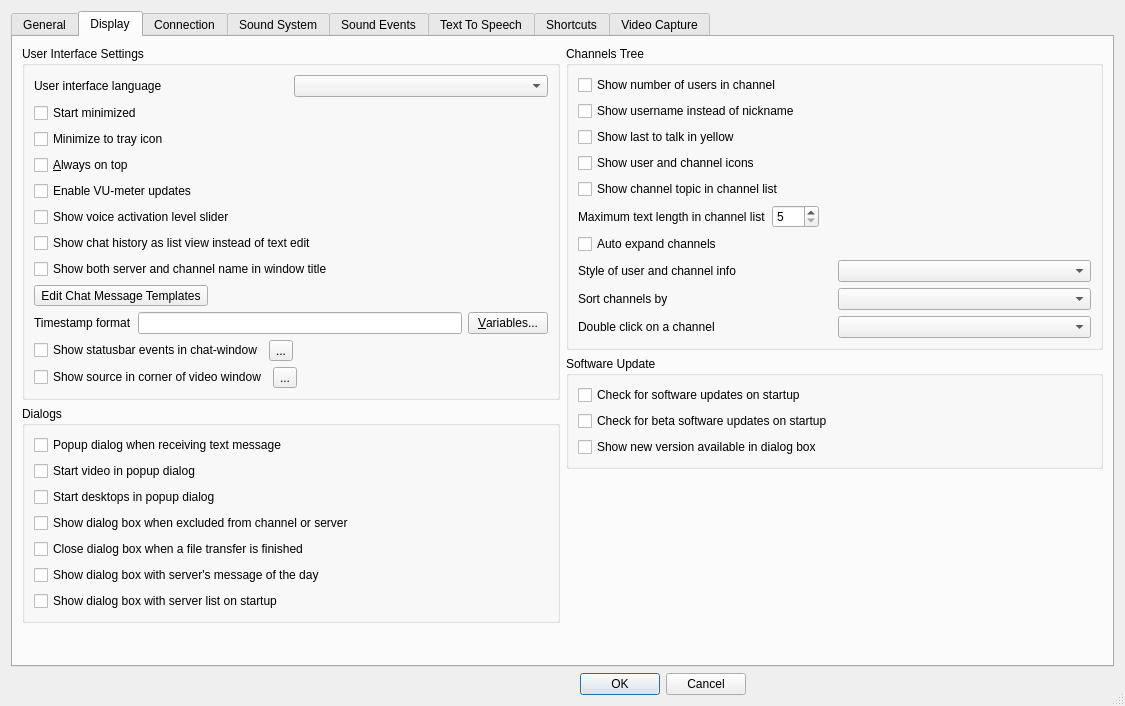
First picture: the form in Client/qtTeamTalk/preferences.ui, repository BearWare/TeamTalk5, before the edit.
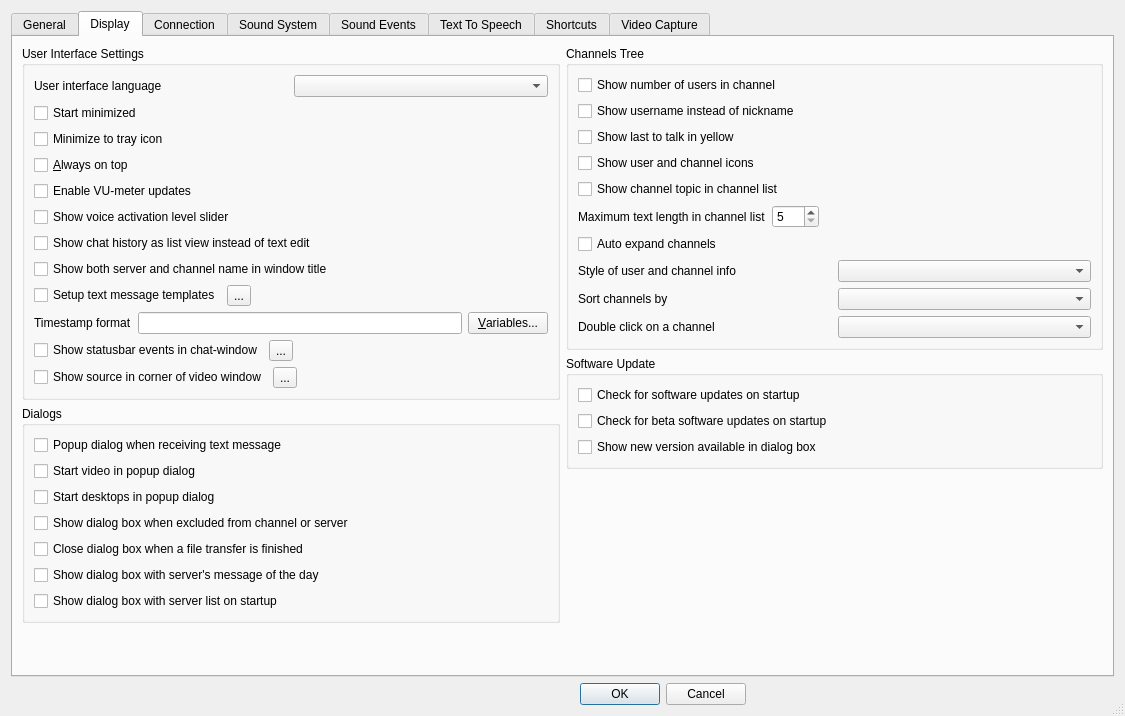
Second picture: the form after the edit. The open tabs and pages were chosen to show the change. Icons and pictures are not drawn. Custom widgets are drawn as their Qt base class.

Commit message:
Use checkbox and ... QToolButton to edit custom chat messages
This makes the toggling similar to other sub-configuration options.

What changed in the file:
```diff
--- a/Client/qtTeamTalk/preferences.ui
+++ b/Client/qtTeamTalk/preferences.ui
@@ -7,7 +7,7 @@
     <x>0</x>
     <y>0</y>
     <width>1125</width>
-    <height>706</height>
+    <height>716</height>
    </rect>
   </property>
   <property name="windowTitle">
@@ -442,11 +442,38 @@
              </widget>
             </item>
             <item>
+             <layout class="QHBoxLayout" name="horizontalLayout_34">
+              <item>
+               <widget class="QCheckBox" name="chatTemplateChkBox">
+                <property name="text">
+                 <string>Setup text message templates</string>
+                </property>
+               </widget>
+              </item>
+              <item>
              <widget class="QToolButton" name="chatTemplateToolButton">
-              <property name="text">
+                <property name="accessibleDescription">
                <string>Edit Chat Message Templates</string>
               </property>
-             </widget>
+                <property name="text">
+                 <string>...</string>
+                </property>
+               </widget>
+              </item>
+              <item>
+               <spacer name="horizontalSpacer_12">
+                <property name="orientation">
+                 <enum>Qt::Orientation::Horizontal</enum>
+                </property>
+                <property name="sizeHint" stdset="0">
+                 <size>
+                  <width>40</width>
+                  <height>20</height>
+                 </size>
+                </property>
+               </spacer>
+              </item>
+             </layout>
             </item>
             <item>
              <layout class="QHBoxLayout" name="horizontalLayout_30">
```
Lines whose indentation alone changed are shown as unchanged. The commit also changes 3 other files.
